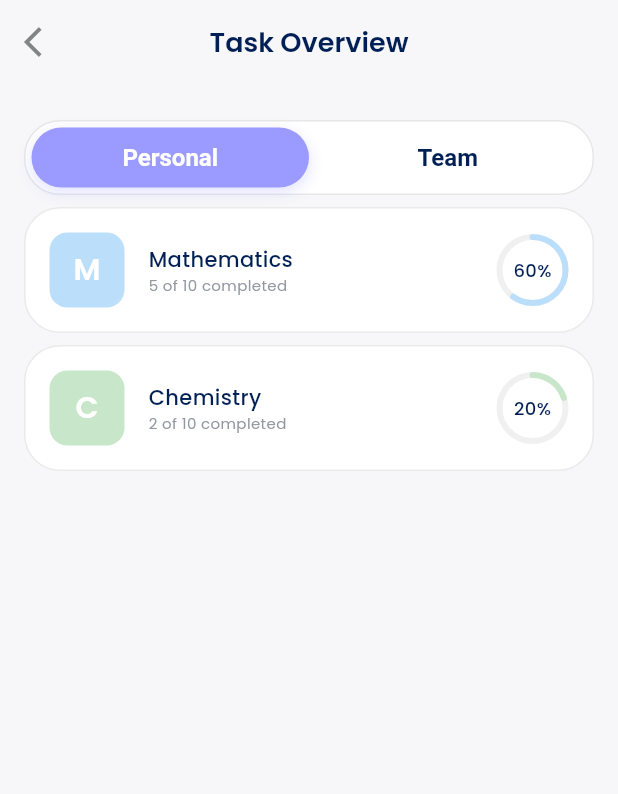
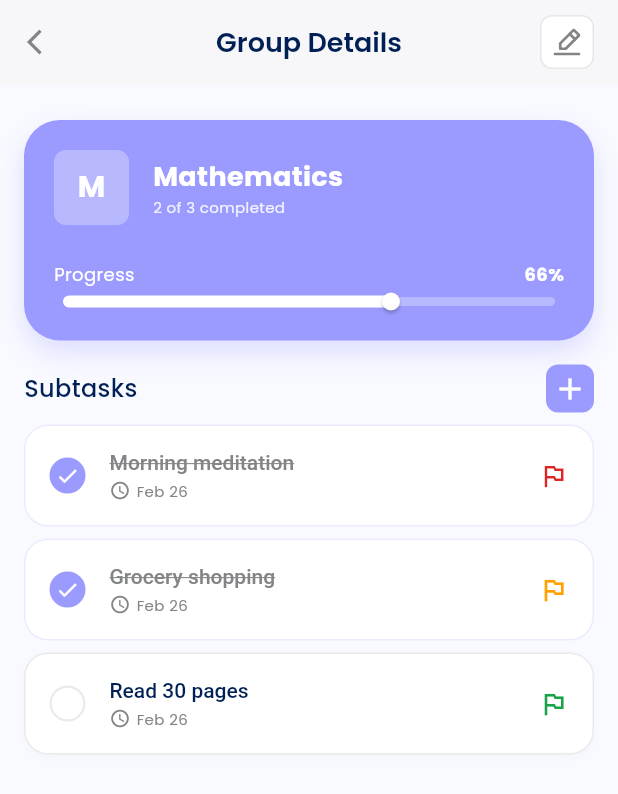
Before and after one commit to Adham167/Planova, a Flutter app: the screen it shows after launch, on a phone screen of 412 x 824 dp. Shown: the top 794 px of the screen. Run offline on Flutter 3.47's test engine with Material 3 defaults, Android fonts, the phone set to English and light mode, and no system bars; drawn by our look-alikes of percent_indicator; our stand-ins replace flutter_svg.

Commit message:
Add group details view

```diff
--- a/lib/core/constants/app_styles.dart
+++ b/lib/core/constants/app_styles.dart
@@ -22,6 +22,16 @@ class AppStyles {
     fontWeight: FontWeight.w700,
     color: AppColors.white,
   );
+  static const TextStyle bold20 = TextStyle(
+    fontSize: 20,
+    fontWeight: FontWeight.w700,
+    color: AppColors.white,
+  );
+  static const TextStyle bold18 = TextStyle(
+    fontSize: 18,
+    fontWeight: FontWeight.w700,
+    color: AppColors.white,
+  );
   static const TextStyle medium16 = TextStyle(
     fontSize: 16,
     fontWeight: FontWeight.w500,
@@ -30,6 +40,15 @@ class AppStyles {
   static const TextStyle semiBold16 = TextStyle(
     fontSize: 16,
     fontWeight: FontWeight.w600,
+    color: AppColors.white,
+  ); static const TextStyle bold12 = TextStyle(
+    fontSize: 12,
+    fontWeight: FontWeight.w700,
+    color: AppColors.white,
+  );
+  static const TextStyle bold16 = TextStyle(
+    fontSize: 16,
+    fontWeight: FontWeight.w700,
     color: AppColors.white,
   );
   static const TextStyle semiBold18 = TextStyle(
--- a/lib/core/constants/assets.dart
+++ b/lib/core/constants/assets.dart
@@ -1,6 +1,26 @@
 // ignore_for_file: prefer_single_quotes
 class Assets {
   Assets._();
+
+  /// Assets for assetsFontsPoppinsBold
+  /// assets/fonts/Poppins-Bold.ttf
+  static const String assetsFontsPoppinsBold = "assets/fonts/Poppins-Bold.ttf";
+
+  /// Assets for assetsFontsPoppinsMedium
+  /// assets/fonts/Poppins-Medium.ttf
+  static const String assetsFontsPoppinsMedium = "assets/fonts/Poppins-Medium.ttf";
+
+  /// Assets for assetsFontsPoppinsRegular
+  /// assets/fonts/Poppins-Regular.ttf
+  static const String assetsFontsPoppinsRegular = "assets/fonts/Poppins-Regular.ttf";
+
+  /// Assets for assetsFontsPoppinsSemiBold
+  /// assets/fonts/Poppins-SemiBold.ttf
+  static const String assetsFontsPoppinsSemiBold = "assets/fonts/Poppins-SemiBold.ttf";
+
+  /// Assets for assetsImagesEdit
+  /// assets/images/edit.svg
+  static const String assetsImagesEdit = "assets/images/edit.svg";
 
   /// Assets for assetsImagesFire
   /// assets/images/fire.svg
--- a/lib/features/home/models/task_item_model.dart
+++ b/lib/features/home/models/task_item_model.dart
@@ -5,8 +5,9 @@ class TaskItemModel {
   final String priority;
   final bool isDone;
   final VoidCallback? onTap;
-  final DateTime? dueDate;
+  final String? dueDate;
   final String? description;
+  final Color? flagColor;
 
   const TaskItemModel({
     this.title = "",
@@ -15,6 +16,8 @@ class TaskItemModel {
     this.onTap,
     this.dueDate,
     this.description,
+    this.flagColor,
+
   });
 
 
@@ -23,8 +26,9 @@ class TaskItemModel {
     String? priority,
     bool? isDone,
     VoidCallback? onTap,
-    DateTime? dueDate,
+    String? dueDate,
     String? description,
+    Color? flagColor,
   }) {
     return TaskItemModel(
       title: title ?? this.title,
--- /dev/null
+++ b/lib/features/home/presentation/views/group_details_view.dart
@@ -0,0 +1,126 @@
+import 'package:flutter/material.dart';
+import 'package:flutter_svg/flutter_svg.dart';
+import 'package:planova_app/core/constants/app_colors.dart';
+import 'package:planova_app/core/constants/app_styles.dart';
+import 'package:planova_app/core/constants/assets.dart';
+import 'package:planova_app/features/home/presentation/views/widgets/group_details_header.dart';
+import 'package:planova_app/features/home/presentation/views/widgets/subtask_card.dart';
+
+class GroupDetailsView extends StatefulWidget {
+  const GroupDetailsView({super.key});
+
+  @override
+  State<GroupDetailsView> createState() => _GroupDetailsViewState();
+}
+
+class _GroupDetailsViewState extends State<GroupDetailsView> {
+  int totalTasks = 3;
+  int completedTasks = 2;
+
+  void _updateProgress(bool isNowCompleted) {
+    setState(() {
+      if (isNowCompleted) {
+        completedTasks++;
+      } else {
+        completedTasks--;
+      }
+    });
+  }
+
+  @override
+  Widget build(BuildContext context) {
+    double progressValue = completedTasks / totalTasks;
+
+    return Scaffold(
+      backgroundColor: const Color(0xFFF9FAFF),
+      appBar: AppBar(
+        leading: IconButton(
+          icon: const Icon(
+            Icons.arrow_back_ios,
+            color: AppColors.mediumGrey,
+            size: 20,
+          ),
+          onPressed: () => Navigator.pop(context),
+        ),
+        centerTitle: true,
+        title: const Text("Group Details", style: AppStyles.semiBold18),
+        actions: [
+          Padding(
+            padding: const EdgeInsets.only(right: 16),
+            child: _buildEditAction(),
+          ),
+        ],
+      ),
+      body: SingleChildScrollView(
+        padding: const EdgeInsets.symmetric(horizontal: 16, vertical: 24),
+        child: Column(
+          crossAxisAlignment: CrossAxisAlignment.start,
+          children: [
+            GroupDetailsHeader(
+              title: "Mathematics",
+              completionText: "$completedTasks of $totalTasks completed",
+              iconText: "M",
+              progress: progressValue,
+            ),
+            const SizedBox(height: 16),
+            _buildSubtasksHeader(),
+            const SizedBox(height: 8),
+            SubtaskCard(
+              title: "Morning meditation",
+              date: "Feb 26",
+              initialIsCompleted: true,
+              flagColor: AppColors.red,
+              onChanged: _updateProgress,
+            ),
+            SubtaskCard(
+              title: "Grocery shopping",
+              date: "Feb 26",
+              initialIsCompleted: true,
+              flagColor: AppColors.orange,
+              onChanged: _updateProgress,
+            ),
+            SubtaskCard(
+              title: "Read 30 pages",
+              date: "Feb 26",
+              initialIsCompleted: false,
+              flagColor: AppColors.green,
+              onChanged: _updateProgress,
+            ),
+          ],
+        ),
+      ),
+    );
+  }
+
+  Widget _buildEditAction() {
+    return Container(
+      padding: const EdgeInsets.all(8),
+      decoration: BoxDecoration(
+        color: AppColors.white,
+        borderRadius: BorderRadius.circular(8),
+        border: Border.all(color: AppColors.grey350),
+      ),
+      child: SvgPicture.asset(Assets.assetsImagesEdit, width: 18, height: 18),
+    );
+  }
+
+  Widget _buildSubtasksHeader() {
+    return Row(
+      mainAxisAlignment: MainAxisAlignment.spaceBetween,
+      children: [
+        Text(
+          "Subtasks",
+          style: AppStyles.medium16.copyWith(color: AppColors.primaryBlue),
+        ),
+        Container(
+          padding: const EdgeInsets.all(4),
+          decoration: BoxDecoration(
+            color: AppColors.primaryLightPurple,
+            borderRadius: BorderRadius.circular(8),
+          ),
+          child: const Icon(Icons.add, color: AppColors.white, size: 24),
+        ),
+      ],
+    );
+  }
+}
--- /dev/null
+++ b/lib/features/home/presentation/views/widgets/group_details_header.dart
@@ -0,0 +1,114 @@
+import 'package:flutter/material.dart';
+import 'package:planova_app/core/constants/app_colors.dart';
+import 'package:planova_app/core/constants/app_styles.dart';
+
+class GroupDetailsHeader extends StatelessWidget {
+  final String title;
+  final String completionText;
+  final String iconText;
+  final double progress;
+
+  const GroupDetailsHeader({
+    super.key,
+    required this.title,
+    required this.completionText,
+    required this.iconText,
+    required this.progress,
+  });
+
+  @override
+  Widget build(BuildContext context) {
+    return Container(
+      padding: const EdgeInsets.all(20),
+      decoration: BoxDecoration(
+        color: AppColors.primaryLightPurple,
+        borderRadius: BorderRadius.circular(24),
+        boxShadow: [
+          BoxShadow(
+            color: AppColors.primaryLightPurple.withOpacity(0.3),
+            blurRadius: 15,
+            offset: const Offset(0, 8),
+          ),
+        ],
+      ),
+      child: Column(
+        crossAxisAlignment: CrossAxisAlignment.start,
+        children: [
+          Row(
+            children: [
+              Container(
+                height: 50,
+                width: 50,
+                decoration: BoxDecoration(
+                  color: AppColors.white.withOpacity(0.3),
+                  borderRadius: BorderRadius.circular(8),
+                ),
+                child: Center(
+                  child: Text(
+                    iconText,
+                    style: AppStyles.bold20.copyWith(color: AppColors.white),
+                  ),
+                ),
+              ),
+              const SizedBox(width: 16),
+              Column(
+                crossAxisAlignment: CrossAxisAlignment.start,
+                children: [
+                  Text(title, style: AppStyles.bold18),
+                  Text(
+                    completionText,
+                    style: AppStyles.regular10.copyWith(
+                      color: AppColors.white.withOpacity(0.87),
+                    ),
+                  ),
+                ],
+              ),
+            ],
+          ),
+          const SizedBox(height: 24),
+          Row(
+            mainAxisAlignment: MainAxisAlignment.spaceBetween,
+            children: [
+              Text(
+                "Progress",
+                style: AppStyles.regular12.copyWith(color: AppColors.white),
+              ),
+              TweenAnimationBuilder<double>(
+                tween: Tween<double>(begin: 0, end: progress),
+                duration: const Duration(milliseconds: 1200),
+                builder: (context, value, child) {
+                  return Text(
+                    "${(value * 100).toInt()}%",
+                    style: AppStyles.bold12,
+                  );
+                },
+              ),
+            ],
+          ),
+          const SizedBox(height: 4),
+          SliderTheme(
+            data: SliderThemeData(
+              trackHeight: 6,
+              thumbShape: const RoundSliderThumbShape(enabledThumbRadius: 6),
+              overlayShape: SliderComponentShape.noOverlay,
+              activeTrackColor: AppColors.white,
+              inactiveTrackColor: AppColors.white.withOpacity(0.3),
+              thumbColor: AppColors.white,
+              disabledActiveTrackColor: AppColors.white,
+              disabledInactiveTrackColor: AppColors.white.withOpacity(0.3),
+              disabledThumbColor: AppColors.white,
+            ),
+            child: TweenAnimationBuilder<double>(
+              tween: Tween<double>(begin: 0, end: progress),
+              duration: const Duration(milliseconds: 1200),
+              curve: Curves.easeOutCubic,
+              builder: (context, value, child) {
+                return Slider(value: value, onChanged: null);
+              },
+            ),
+          ),
+        ],
+      ),
+    );
+  }
+}
--- /dev/null
+++ b/lib/features/home/presentation/views/widgets/group_progress_card.dart
@@ -0,0 +1,71 @@
+import 'package:flutter/material.dart';
+import 'package:planova_app/core/constants/app_colors.dart';
+import 'package:planova_app/core/constants/app_styles.dart';
+
+class GroupProgressCard extends StatelessWidget {
+  final String title;
+  final String subtitle;
+  final double progress;
+
+  const GroupProgressCard({
+    super.key,
+    required this.title,
+    required this.subtitle,
+    required this.progress,
+  });
+
+  @override
+  Widget build(BuildContext context) {
+    return Container(
+      padding: const EdgeInsets.all(16),
+      decoration: BoxDecoration(
+        gradient: LinearGradient(
+          colors: [
+            AppColors.primaryLightPurple,
+            AppColors.primaryPurple,
+          ],
+        ),
+        borderRadius: BorderRadius.circular(20),
+      ),
+      child: Column(
+        crossAxisAlignment: CrossAxisAlignment.start,
+        children: [
+          Row(
+            children: [
+              Container(
+                width: 40,
+                height: 40,
+                decoration: BoxDecoration(
+                  color: AppColors.white.withOpacity(0.2),
+                  borderRadius: BorderRadius.circular(10),
+                ),
+                child: const Center(child: Text("M")),
+              ),
+              const SizedBox(width: 10),
+              Column(
+                crossAxisAlignment: CrossAxisAlignment.start,
+                children: [
+                  Text(title, style: AppStyles.semiBold16.copyWith(color: Colors.white)),
+                  Text(subtitle, style: AppStyles.regular12.copyWith(color: Colors.white70)),
+                ],
+              )
+            ],
+          ),
+          const SizedBox(height: 16),
+          Text("Progress", style: AppStyles.regular12.copyWith(color: Colors.white)),
+          const SizedBox(height: 6),
+          Slider(
+            value: progress,
+            onChanged: (_) {},
+            activeColor: Colors.white,
+            inactiveColor: Colors.white30,
+          ),
+          Align(
+            alignment: Alignment.centerRight,
+            child: Text("${(progress * 100).toInt()}%", style: AppStyles.regular12.copyWith(color: Colors.white)),
+          )
+        ],
+      ),
+    );
+  }
+}
--- /dev/null
+++ b/lib/features/home/presentation/views/widgets/subtask_card.dart
@@ -0,0 +1,134 @@
+import 'package:flutter/material.dart';
+import 'package:planova_app/core/constants/app_colors.dart';
+import 'package:planova_app/core/constants/app_styles.dart';
+
+class SubtaskCard extends StatefulWidget {
+  final String title;
+  final String date;
+  final bool initialIsCompleted;
+  final Color flagColor;
+  final ValueChanged<bool>? onChanged;
+  const SubtaskCard({
+    super.key,
+    required this.title,
+    required this.date,
+    this.initialIsCompleted = false,
+    required this.flagColor,
+    this.onChanged,
+  });
+
+  @override
+  State<SubtaskCard> createState() => _SubtaskCardState();
+}
+
+class _SubtaskCardState extends State<SubtaskCard> {
+  late bool isCompleted;
+
+  @override
+  void initState() {
+    super.initState();
+    isCompleted = widget.initialIsCompleted;
+  }
+
+  void _toggleCheckbox() {
+    setState(() {
+      isCompleted = !isCompleted;
+    });
+    if (widget.onChanged != null) {
+      widget.onChanged!(isCompleted);
+    }
+  }
+
+  @override
+  Widget build(BuildContext context) {
+    return GestureDetector(
+      onTap: _toggleCheckbox,
+      child: Container(
+        margin: const EdgeInsets.only(bottom: 8),
+        padding: const EdgeInsets.all(16),
+        decoration: BoxDecoration(
+          color: AppColors.white,
+          borderRadius: BorderRadius.circular(16),
+          border: Border.all(
+            color: isCompleted
+                ? AppColors.primaryLightPurple.withOpacity(0.2)
+                : AppColors.grey300,
+          ),
+          boxShadow: isCompleted
+              ? []
+              : [
+                  BoxShadow(
+                    color: Colors.black.withOpacity(0.02),
+                    blurRadius: 4,
+                    offset: const Offset(0, 2),
+                  ),
+                ],
+        ),
+        child: Row(
+          children: [
+            AnimatedContainer(
+              duration: const Duration(milliseconds: 200),
+              height: 24,
+              width: 24,
+              decoration: BoxDecoration(
+                color: isCompleted
+                    ? AppColors.primaryLightPurple
+                    : Colors.transparent,
+                shape: BoxShape.circle,
+                border: Border.all(
+                  color: isCompleted
+                      ? AppColors.primaryLightPurple
+                      : AppColors.grey300,
+                  width: 1.5,
+                ),
+              ),
+              child: isCompleted
+                  ? const Icon(Icons.check, size: 16, color: AppColors.white)
+                  : null,
+            ),
+            const SizedBox(width: 16),
+
+            Expanded(
+              child: Column(
+                crossAxisAlignment: CrossAxisAlignment.start,
+                children: [
+                  AnimatedDefaultTextStyle(
+                    duration: const Duration(milliseconds: 200),
+                    style: AppStyles.medium14.copyWith(
+                      color: isCompleted
+                          ? AppColors.mediumGrey
+                          : AppColors.primaryBlue,
+                      decoration: isCompleted
+                          ? TextDecoration.lineThrough
+                          : TextDecoration.none,
+                    ),
+                    child: Text(widget.title),
+                  ),
+                  const SizedBox(height: 4),
+                  Row(
+                    children: [
+                      const Icon(
+                        Icons.access_time,
+                        size: 14,
+                        color: AppColors.mediumGrey,
+                      ),
+                      const SizedBox(width: 4),
+                      Text(
+                        widget.date,
+                        style: AppStyles.regular10.copyWith(
+                          color: AppColors.mediumGrey,
+                        ),
+                      ),
+                    ],
+                  ),
+                ],
+              ),
+            ),
+            // Priority Flag
+            Icon(Icons.outlined_flag, color: widget.flagColor, size: 20),
+          ],
+        ),
+      ),
+    );
+  }
+}
--- a/lib/main.dart
+++ b/lib/main.dart
@@ -1,5 +1,6 @@
 import 'package:flutter/material.dart';
 import 'package:planova_app/core/constants/app_colors.dart';
+import 'package:planova_app/features/home/presentation/views/group_details_view.dart';
 import 'package:planova_app/features/home/presentation/views/home_view.dart';
 import 'package:planova_app/features/home/presentation/views/task_overview_view.dart';
 
@@ -21,7 +22,7 @@ class MyApp extends StatelessWidget {
           elevation: 0,
         ),
       ),
-      home: TaskOverviewView(),
+      home: GroupDetailsView(),
       debugShowCheckedModeBanner: false,
     );
   }
```
Also changed, not shown: assets/images/edit.svg (added).
